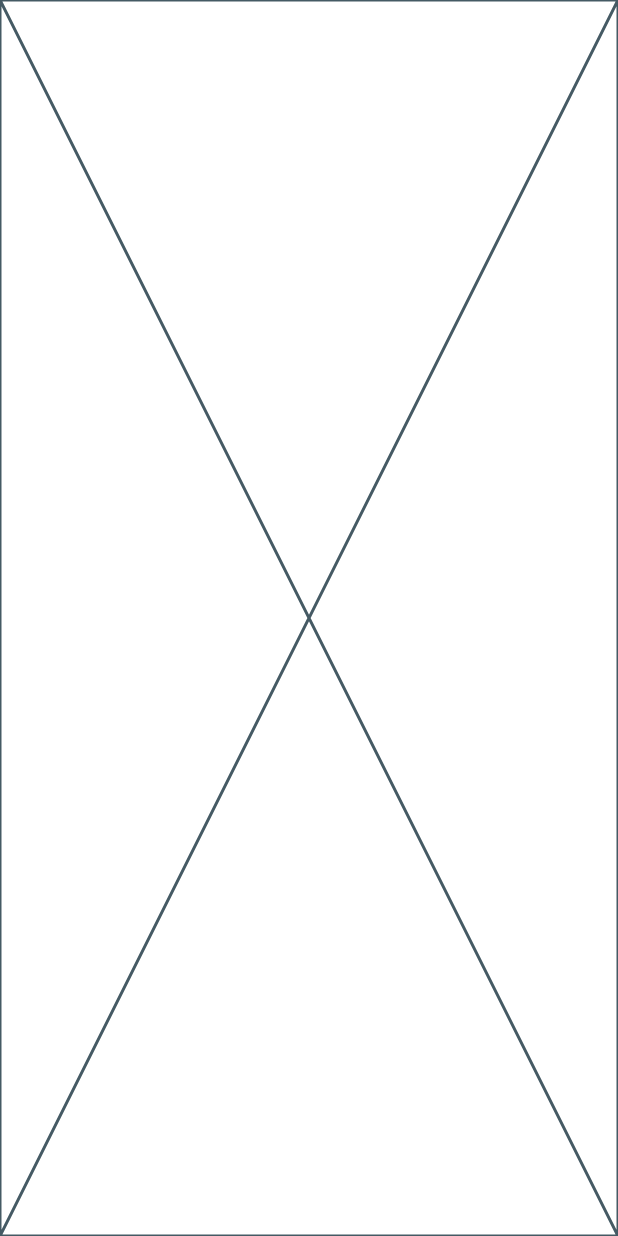
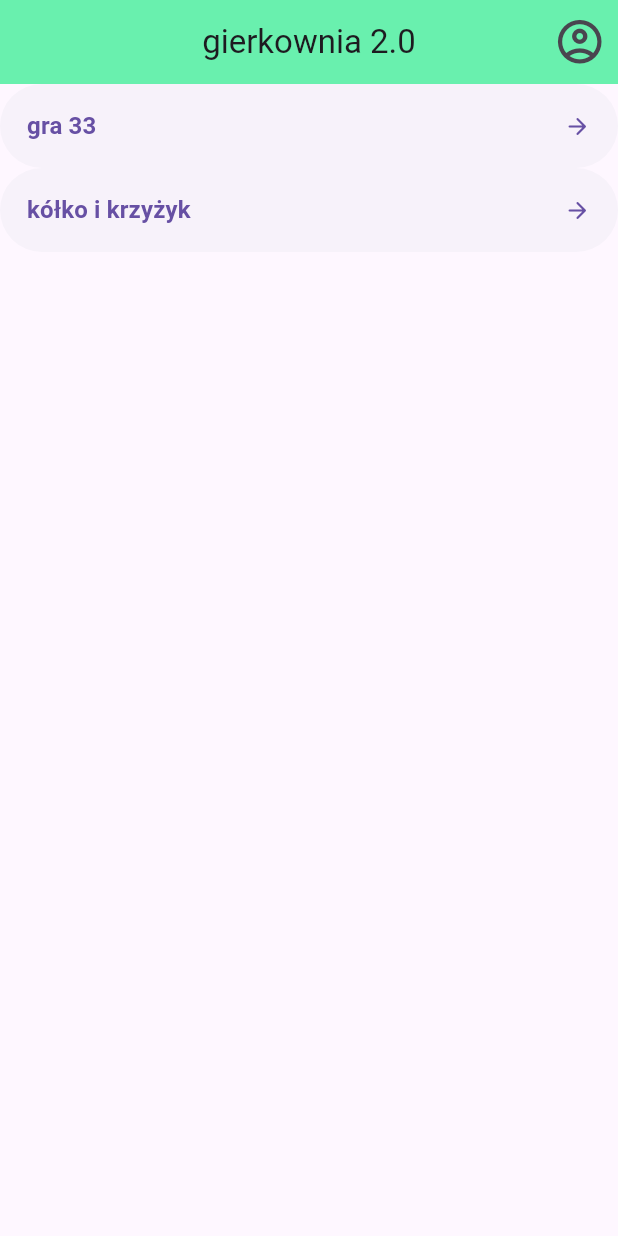
Before and after one commit to michalprog/gierkownia2, a Flutter app: the screen it shows after launch, on a phone screen of 412 x 824 dp. Run offline on Flutter 3.47's test engine with Material 3 defaults, Android fonts, the phone set to English and light mode, and no system bars; our stand-ins replace flutter_riverpod, go_router.

Commit message:
early main view implementation

```diff
--- a/lib/main.dart
+++ b/lib/main.dart
@@ -1,5 +1,6 @@
 import 'package:flutter/material.dart';
 import 'package:flutter_riverpod/flutter_riverpod.dart';
+import 'package:gierkownia2/router/router.dart';
 
 void main() {
   runApp(
@@ -15,8 +16,11 @@ class MyApp extends ConsumerWidget {
 
   @override
   Widget build(BuildContext context, WidgetRef ref) {
-    return const MaterialApp(
-      home: Placeholder()
+    final router = ref.watch(routerProvider);
+    return MaterialApp.router(
+      title: 'gierkownia 2.0',
+      routerConfig: router,
+      debugShowCheckedModeBanner: false,
     );
   }
 }
--- /dev/null
+++ b/lib/main_section/widgets/choose_game_button.dart
@@ -0,0 +1,66 @@
+import 'package:flutter/material.dart';
+
+class ChooseGameButton extends StatelessWidget {
+  final String title;
+  final VoidCallback onPressed;
+
+  /// Opcjonalnie: pozwala sterować maks. szerokością na desktop/web
+  final double maxWidth;
+
+  /// Opcjonalnie: wysokość przycisku
+  final double height;
+
+  const ChooseGameButton({
+    super.key,
+    required this.title,
+    required this.onPressed,
+    this.maxWidth = 520,
+    this.height = 56,
+  });
+
+  @override
+  Widget build(BuildContext context) {
+    return LayoutBuilder(
+      builder: (context, constraints) {
+        final w = constraints.maxWidth;
+
+        final bool isWide = w >= 600;
+
+        final horizontalPadding = isWide ? 28.0 : 18.0;
+        final fontSize = isWide ? 18.0 : 16.0;
+
+        final buttonWidth = w.isFinite ? (w > maxWidth ? maxWidth : w) : maxWidth;
+
+        return Center(
+          child: ConstrainedBox(
+            constraints: BoxConstraints.tightFor(width: buttonWidth, height: height),
+            child: ElevatedButton(
+              onPressed: onPressed,
+              style: ElevatedButton.styleFrom(
+                elevation: 0,
+                padding: EdgeInsets.symmetric(horizontal: horizontalPadding),
+                shape: RoundedRectangleBorder(
+                  borderRadius: BorderRadius.circular(height / 2), // „pill”
+                ),
+              ),
+              child: Row(
+                mainAxisAlignment: MainAxisAlignment.spaceBetween,
+                children: [
+                  Flexible(
+                    child: Text(
+                      title,
+                      overflow: TextOverflow.ellipsis,
+                      style: TextStyle(fontSize: fontSize, fontWeight: FontWeight.w600),
+                    ),
+                  ),
+                  const SizedBox(width: 12),
+                  const Icon(Icons.arrow_forward_rounded),
+                ],
+              ),
+            ),
+          ),
+        );
+      },
+    );
+  }
+}
--- /dev/null
+++ b/lib/main_section/window_widgets/main_view.dart
@@ -0,0 +1,31 @@
+import 'package:flutter/material.dart';
+import 'package:flutter_riverpod/flutter_riverpod.dart';
+import 'package:gierkownia2/main_section/widgets/choose_game_button.dart';
+
+class MainView extends StatelessWidget {
+  const MainView({super.key});
+
+  @override
+  Widget build(BuildContext context) {
+    return Scaffold(appBar: AppBar(
+        backgroundColor: Colors.greenAccent,
+        centerTitle: true,
+        title: Text("gierkownia 2.0"),
+        actions: [
+        IconButton(
+        onPressed: () {},
+    icon: Icon(Icons.account_circle_outlined, size: 35),
+    ),
+    ],
+    ),
+    body: ListView(
+        children: [
+          ChooseGameButton(title: "gra 33", onPressed: (){}),
+          ChooseGameButton(title: "kółko i krzyżyk", onPressed: (){}),
+      ],
+
+    ),
+
+    );
+  }
+}
--- /dev/null
+++ b/lib/router/router.dart
@@ -0,0 +1,17 @@
+import 'package:flutter_riverpod/flutter_riverpod.dart';
+import 'package:gierkownia2/main_section/window_widgets/main_view.dart';
+import 'package:go_router/go_router.dart';
+
+final routerProvider = Provider<GoRouter>((ref) {
+  return GoRouter(
+    initialLocation: '/',
+    routes: [
+      GoRoute(
+        path: '/',
+        name: 'main',
+        builder: (context, state) => const MainView(),
+      ),
+
+    ],
+  );
+});
```
